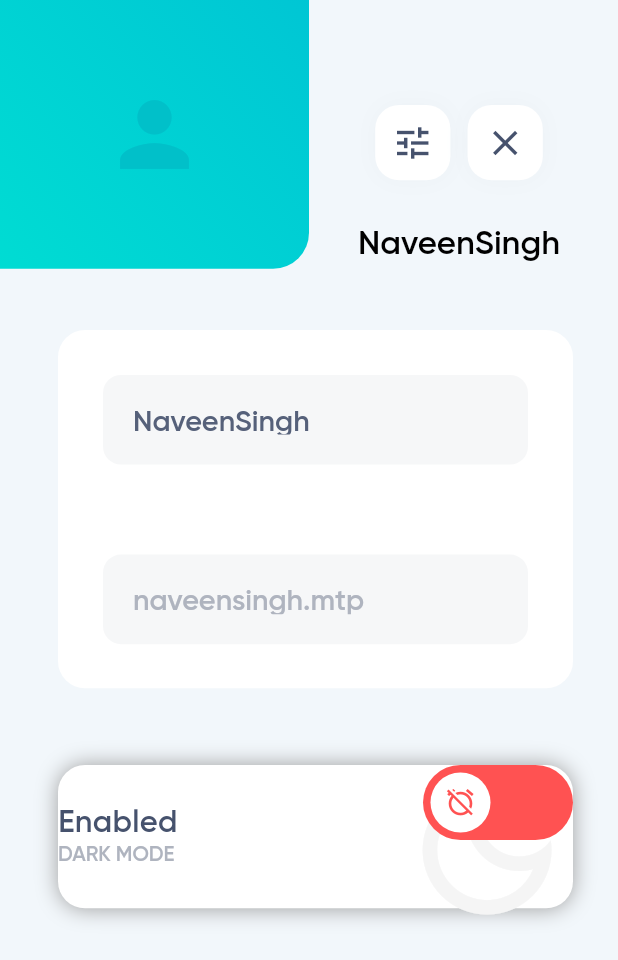
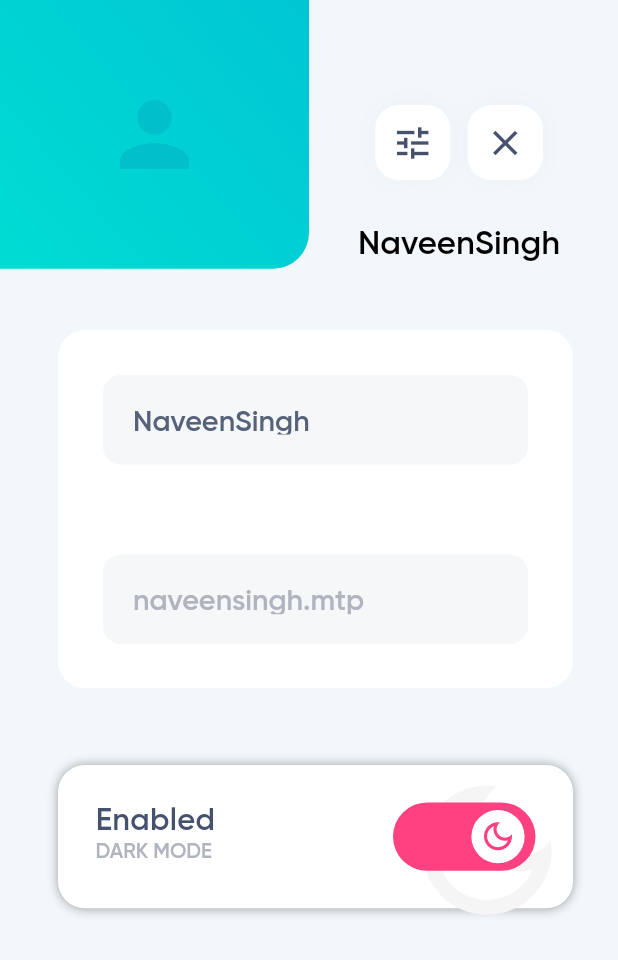
Before and after one commit to naveensinghp/flutter_quotesapp, a Flutter app: the MyProfile screen opened directly, on a phone screen of 412 x 824 dp. Shown: the top 960 px of the screen. Run offline on Flutter 3.47's test engine with Material 2 defaults, Android fonts, the phone set to English and light mode, and no system bars; drawn by our look-alikes of lite_rolling_switch; our stand-ins replace flutter_screenutil, introduction_screen, ionicons.

Commit message:
Darkmode switch

```diff
--- a/lib/pages/profile/myprofile.dart
+++ b/lib/pages/profile/myprofile.dart
@@ -121,7 +121,7 @@ import 'package:lite_rolling_switch/lite_rolling_switch.dart';
         boxShadow: const<BoxShadow>[
             BoxShadow(
               color: Colors.grey,
-              blurRadius: 12,
+              blurRadius: 5,
             ),
         ],
       ),
@@ -137,13 +137,15 @@ import 'package:lite_rolling_switch/lite_rolling_switch.dart';
                 ),
             ],
           ),
-           Row(
-             crossAxisAlignment: CrossAxisAlignment.start,
-             mainAxisAlignment: MainAxisAlignment.start,
+
+          Padding(
+            padding: const EdgeInsets.all(25.0),
+
+            child: Row(
+              mainAxisAlignment: MainAxisAlignment.spaceBetween,
               children: [
                       Column(
                         crossAxisAlignment: CrossAxisAlignment.start,
-                           mainAxisAlignment: MainAxisAlignment.center,
                         children: [
                           Text('Enabled',
                             style: headingText1.copyWith(
@@ -165,18 +167,15 @@ import 'package:lite_rolling_switch/lite_rolling_switch.dart';
                         ),
                         ],
                       ),
-                        const Spacer(),
                       LiteRollingSwitch(
-                          value: false,
+                          value: true,
                           textSize: 17.0,
-                          width: 100,
+                          width: 95,
                           textOn: "",
                           textOff: "",
                           colorOn: Colors.pinkAccent,
                           colorOff: Colors.redAccent,
-                          onTap: (){
-
-                          },
+                          onTap: (){},
                           onSwipe: (){
 
                           },
@@ -191,6 +190,62 @@ import 'package:lite_rolling_switch/lite_rolling_switch.dart';
                           )
               ],
             ),
+          )
+
+          //  Row(
+          //    crossAxisAlignment: CrossAxisAlignment.start,
+          //    mainAxisAlignment: MainAxisAlignment.start,
+          //    children: [
+          //               Column(
+          //                  crossAxisAlignment: CrossAxisAlignment.start,
+          //                  mainAxisAlignment: MainAxisAlignment.center,
+          //                 children: [
+          //                   Text('Enabled',
+          //                     style: headingText1.copyWith(
+          //                       color: textColor,
+          //                       fontFamily: gilroy,
+          //                       fontSize: 15.sp,
+          //                       letterSpacing: 0.2,
+          //                     ),
+          //                     textScaleFactor: 1.2,
+          //                   ),
+          //                    Text('DARK MODE',
+          //                   style: headingText1.copyWith(
+          //                   color: profileSubHeading,
+          //                   fontFamily: gilroy,
+          //                   fontSize: 10.sp,
+          //                   fontWeight: FontWeight.w200,
+          //                 ),
+          //                 textScaleFactor: 1.2,
+          //               ),
+          //                 ],
+          //               ),
+          //               const Spacer(),
+          //               LiteRollingSwitch(
+          //                 value: false,
+          //                 textSize: 17.0,
+          //                 width: 100,
+          //                 textOn: "",
+          //                 textOff: "",
+          //                 colorOn: Colors.pinkAccent,
+          //                 colorOff: Colors.redAccent,
+          //                 onTap: (){
+
+          //                 },
+          //                 onSwipe: (){
+
+          //                 },
+          //                 onDoubleTap: (){
+
+          //                 },
+          //                 onChanged: (bool position) {
+          //                   print('test $position');
+          //                 },
+          //                 iconOn: Icons.dark_mode_outlined,
+          //                 iconOff: Icons.alarm_off,
+          //                 )
+          //    ],
+          //  ),
         ],
       )
 
```
Lines whose indentation alone changed are shown as unchanged.
